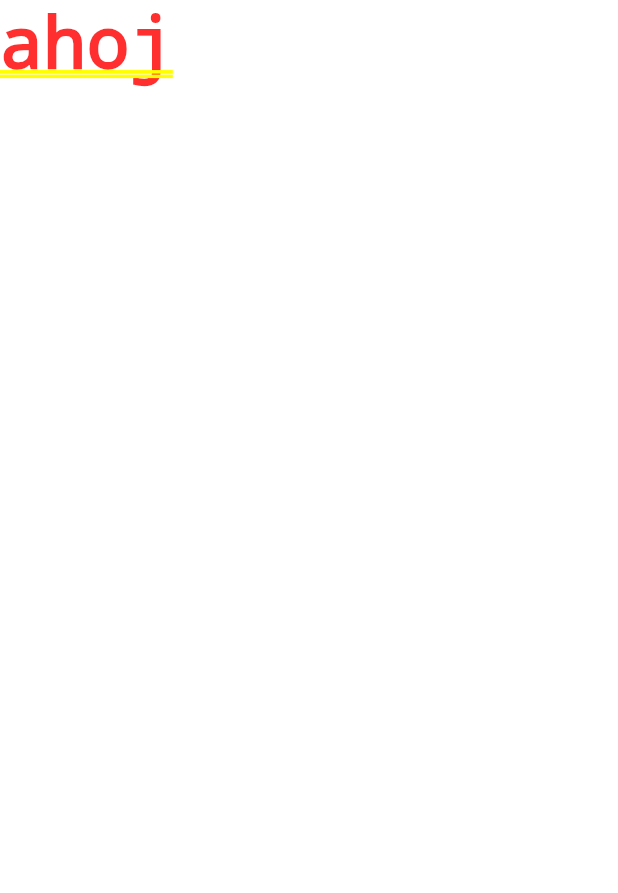
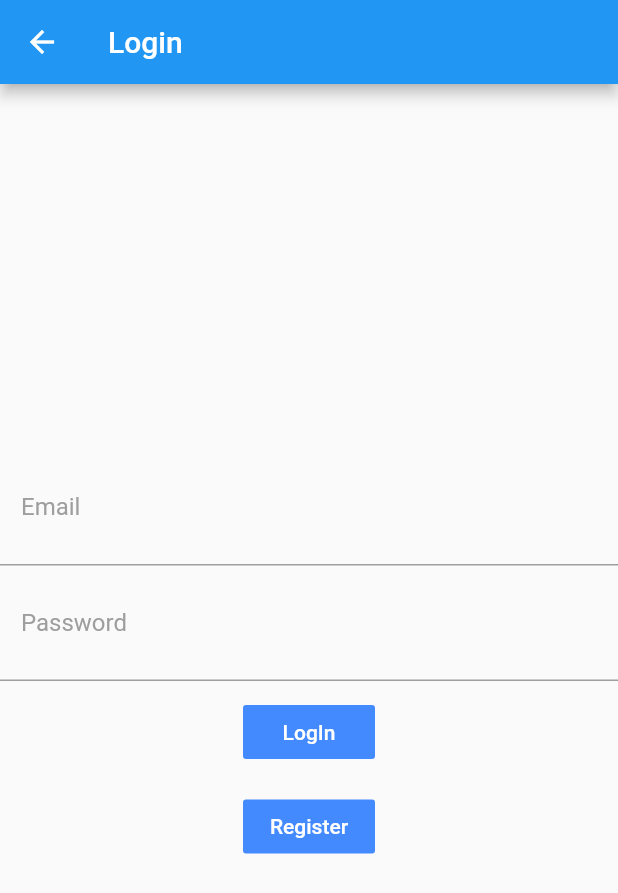
Before and after one commit to Plasmoxy/musestream-flutter, a Flutter app: the screen it shows after launch, after a tap on "to login screen", on a phone screen of 412 x 824 dp. Shown: the top 893 px of the screen. Run offline on Flutter 3.47's test engine with Material 2 defaults, Android fonts, the light colour scheme and no system bars; network calls fail.

Commit message:
Login screen

```diff
--- a/musestream_app/lib/screens/login.dart
+++ b/musestream_app/lib/screens/login.dart
@@ -10,8 +10,58 @@ class LoginScreen extends StatefulWidget {
 class _LoginScreenState extends State<LoginScreen> {
   @override
   Widget build(BuildContext context) {
-    return Container(
-      child: Text('ahoj'),
-    );
+    return Scaffold(
+        appBar: AppBar(
+          title: const Text("Login"),
+        ),
+        body: Container(
+          child: Column(
+            mainAxisAlignment: MainAxisAlignment.center,
+            children: [
+              Container(
+                padding: EdgeInsets.all(14),
+                decoration: BoxDecoration(
+                    border: Border(bottom: BorderSide(color: Colors.grey))),
+                child: TextField(
+                  decoration: InputDecoration(
+                      hintText: "Email",
+                      hintStyle: TextStyle(color: Colors.grey),
+                      border: InputBorder.none),
+                ),
+              ),
+              Container(
+                padding: EdgeInsets.all(14),
+                decoration: BoxDecoration(
+                    border: Border(bottom: BorderSide(color: Colors.grey))),
+                child: TextField(
+                  decoration: InputDecoration(
+                      hintText: "Password",
+                      hintStyle: TextStyle(color: Colors.grey),
+                      border: InputBorder.none),
+                ),
+              ),
+              Container(
+                  margin: EdgeInsets.all(10),
+                  child: FlatButton(
+                    child: Text(
+                      'LogIn',
+                    ),
+                    color: Colors.blueAccent,
+                    textColor: Colors.white,
+                    onPressed: () {},
+                  )),
+              Container(
+                  margin: EdgeInsets.all(5),
+                  child: FlatButton(
+                    child: Text(
+                      'Register',
+                    ),
+                    color: Colors.blueAccent,
+                    textColor: Colors.white,
+                    onPressed: () {},
+                  ))
+            ],
+          ),
+        ));
   }
 }
```
